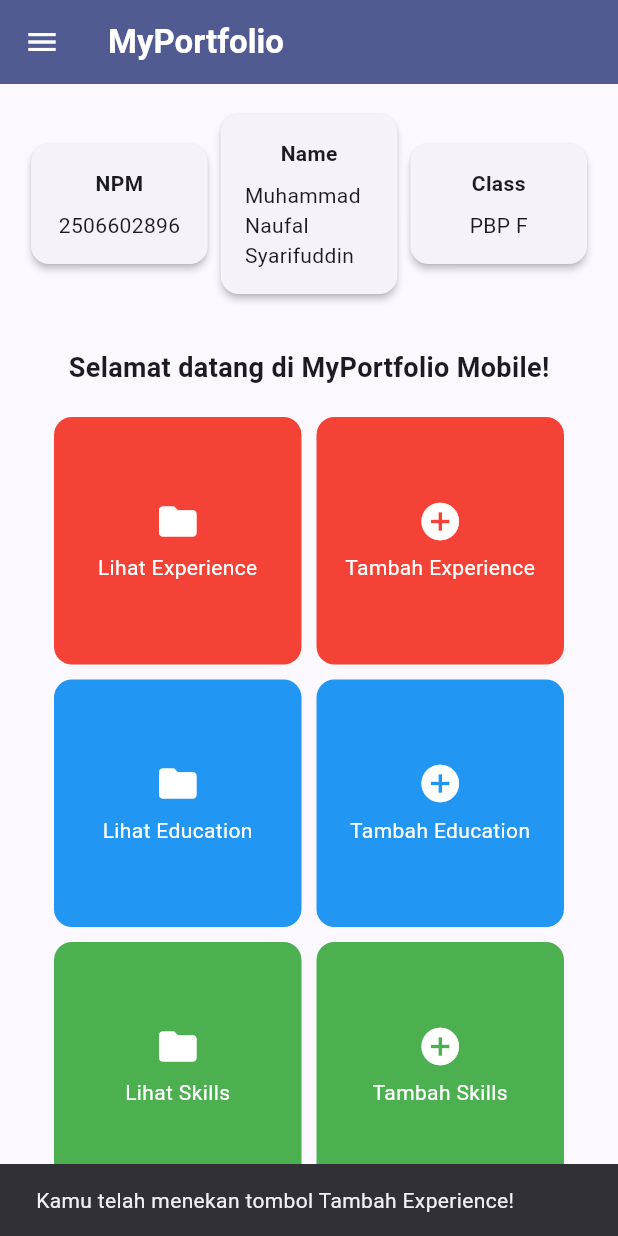
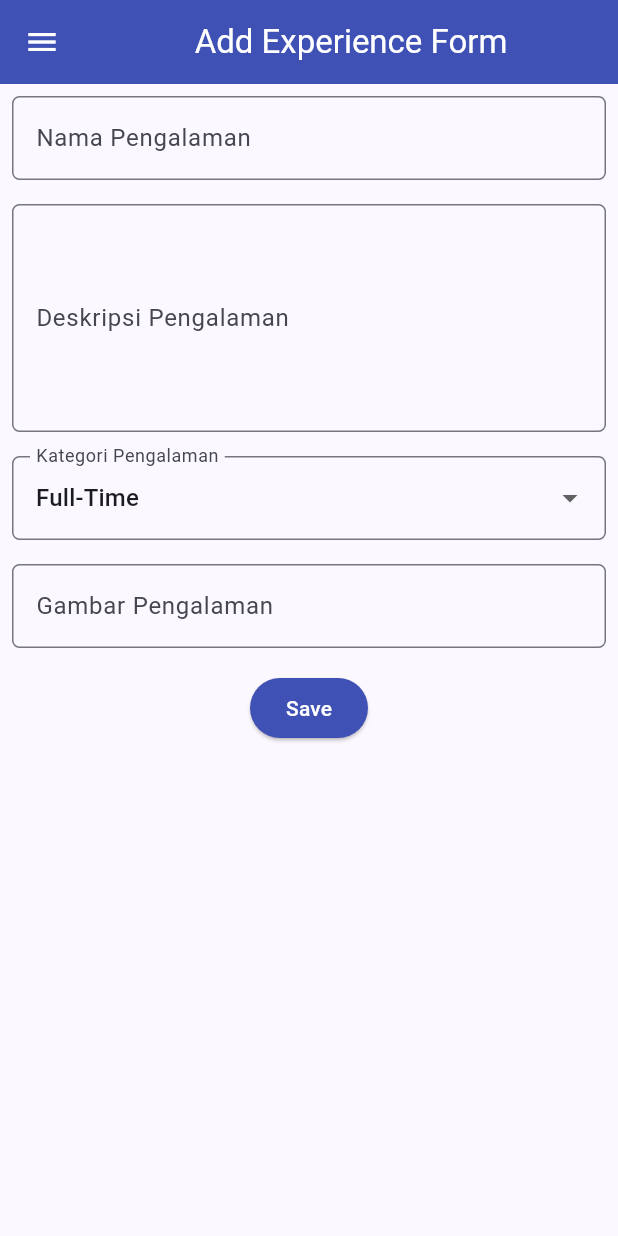
Before and after one commit to Roatsky/myportofolio_mobile, a Flutter app: the LeftDrawer widget shown alone on an empty page, opened directly, after a tap on "Home", after a tap on "Tambah Experience", on a phone screen of 412 x 824 dp. Run offline on Flutter 3.47's test engine with Material 3 defaults, Android fonts, the phone set to English and light mode, and no system bars; our stand-ins replace material_ui.

Commit message:
Tugas 08: Menambahkan form untuk experience, education, dan skills; menambahkan navigasi untuk ketiga form; dan bug fixes

```diff
--- /dev/null
+++ b/lib/screens/experience_form.dart
@@ -0,0 +1,196 @@
+import 'package:material_ui/material_ui.dart';
+import 'package:myportofolio_mobile/widgets/left_drawer.dart';
+// TODO: Impor drawer yang sudah dibuat sebelumnya
+
+class ExperienceFormPage extends StatefulWidget {
+  const ExperienceFormPage({super.key});
+
+  @override
+  State<ExperienceFormPage> createState() => _ExperienceFormPageState();
+}
+
+class _ExperienceFormPageState extends State<ExperienceFormPage> {
+  final _formKey = GlobalKey<FormState>();
+
+  String _experienceName = "";
+  String _description = "";
+  String _category = "Full-Time"; // default
+  String _thumbnailLink = "";
+
+  final List<String> _categories = [
+    'Internship',
+    'Research',
+    'Volunteer',
+    'Part-Time',
+    'Full-Time',
+    'Freelance',
+  ];
+  @override
+  Widget build(BuildContext context) {
+    return Scaffold(
+      appBar: AppBar(
+        title: const Center(
+          child: Text(
+            'Add Experience Form',
+          ),
+        ),
+        backgroundColor: Colors.indigo,
+        foregroundColor: Colors.white,
+      ),
+      // TODO: Tambahkan drawer yang sudah dibuat di sini
+      drawer: const LeftDrawer(),
+      body: Form(
+        key: _formKey,
+        child: SingleChildScrollView(
+          child: Column(
+            crossAxisAlignment: CrossAxisAlignment.start,
+            children: [
+              // === Experience Name ===
+              Padding(
+                padding: const EdgeInsets.all(8.0),
+                child: TextFormField(
+                  decoration: InputDecoration(
+                    hintText: "Nama Pengalaman",
+                    labelText: "Nama Pengalaman",
+                    border: OutlineInputBorder(
+                      borderRadius: BorderRadius.circular(5.0),
+                    ),
+                  ),
+                  onChanged: (String? value) {
+                    setState(() {
+                      _experienceName = value!;
+                    });
+                  },
+                  validator: (String? value) {
+                    if (value == null || value.trim().isEmpty) {
+                      return "Nama pengalaman tidak boleh kosong!";
+                    }
+                    return null;
+                  },
+                ),
+              ),
+               // === Description ===
+              Padding(
+                padding: const EdgeInsets.all(8.0),
+                child: TextFormField(
+                  maxLines: 5,
+                  decoration: InputDecoration(
+                    hintText: "Deskripsi Pengalaman",
+                    labelText: "Deskripsi Pengalaman",
+                    border: OutlineInputBorder(
+                      borderRadius: BorderRadius.circular(5.0),
+                    ),
+                  ),
+                  onChanged: (String? value) {
+                    setState(() {
+                      _description = value!;
+                    });
+                  },
+                  validator: (String? value) {
+                    if (value == null || value.trim().isEmpty) {
+                      return "Deskripsi pengalaman tidak boleh kosong!";
+                    }
+                    return null;
+                  },
+                ),
+              ),
+
+              // === Category ===
+              Padding(
+                padding: const EdgeInsets.all(8.0),
+                child: DropdownButtonFormField<String>(
+                  decoration: InputDecoration(
+                    labelText: "Kategori Pengalaman",
+                    border: OutlineInputBorder(
+                      borderRadius: BorderRadius.circular(5.0),
+                    ),
+                  ),
+                  initialValue: _category,
+                  items: _categories
+                      .map((category) => DropdownMenuItem(
+                            value: category,
+                            child: Text(category),
+                          ))
+                      .toList(),
+                  onChanged: (String? newValue) {
+                    setState(() {
+                      _category = newValue!;
+                    });
+                  },
+                ),
+              ),
+              // === Thumbnail Link ===
+              Padding(
+                padding: const EdgeInsets.all(8.0),
+                child: TextFormField(
+                  decoration: InputDecoration(
+                    hintText: "URL GDrive Thumbnail ",
+                    labelText: "Gambar Pengalaman",
+                    border: OutlineInputBorder(
+                      borderRadius: BorderRadius.circular(5.0),
+                    ),
+                  ),
+                  onChanged: (String? value) {
+                    setState(() {
+                      _thumbnailLink = value!;
+                    });
+                  },
+                ),
+              ),
+
+              // === Tombol Simpan ===
+              Align(
+                alignment: Alignment.bottomCenter,
+                child: Padding(
+                  padding: const EdgeInsets.all(8.0),
+                  child: ElevatedButton(
+                    style: ButtonStyle(
+                      backgroundColor:
+                          WidgetStateProperty.all(Colors.indigo),
+                    ),
+                    onPressed: () {
+                      if (_formKey.currentState!.validate()) {
+                        showDialog(
+                          context: context,
+                          builder: (context) {
+                            return AlertDialog(
+                              title: const Text('Pengalaman berhasil ditambahkan!'),
+                              content: SingleChildScrollView(
+                                child: Column(
+                                  crossAxisAlignment: CrossAxisAlignment.start,
+                                  children: [
+                                    Text('Nama Pengalaman: $_experienceName'),
+                                    Text('Deskripsi: $_description'),
+                                    Text('Kategori: $_category'),
+                                    Text('Thumbnail: $_thumbnailLink'),
+                                  ],
+                                ),
+                              ),
+                              actions: [
+                                TextButton(
+                                  child: const Text('OK'),
+                                  onPressed: () {
+                                    Navigator.pop(context);
+                                    _formKey.currentState!.reset();
+                                  },
+                                ),
+                              ],
+                            );
+                          },
+                        );
+                      }
+                    },
+                    child: const Text(
+                      "Save",
+                      style: TextStyle(color: Colors.white),
+                    ),
+                  ),
+                ),
+              ),
+            ],
+          ),
+        ),
+      ),
+    );
+  }
+}
--- a/lib/screens/project_form.dart
+++ b/lib/screens/project_form.dart
@@ -1,4 +1,5 @@
 import 'package:material_ui/material_ui.dart';
+import 'package:myportofolio_mobile/widgets/left_drawer.dart';
 // TODO: Impor drawer yang sudah dibuat sebelumnya
 
 class ProjectFormPage extends StatefulWidget {
@@ -37,6 +38,7 @@ class _ProjectFormPageState extends State<ProjectFormPage> {
         foregroundColor: Colors.white,
       ),
       // TODO: Tambahkan drawer yang sudah dibuat di sini
+      drawer: const LeftDrawer(),
       body: Form(
         key: _formKey,
         child: SingleChildScrollView(
@@ -190,7 +192,6 @@ class _ProjectFormPageState extends State<ProjectFormPage> {
                                   onPressed: () {
                                     Navigator.pop(context);
                                     _formKey.currentState!.reset();
-                                    Navigator.pop(context);
                                   },
                                 ),
                               ],
--- a/lib/widgets/left_drawer.dart
+++ b/lib/widgets/left_drawer.dart
@@ -1,5 +1,9 @@
 import 'package:material_ui/material_ui.dart';
 import 'package:myportofolio_mobile/screens/menu.dart';
+import 'package:myportofolio_mobile/screens/project_form.dart';
+import 'package:myportofolio_mobile/screens/experience_form.dart';
+import 'package:myportofolio_mobile/screens/education_form.dart';
+import 'package:myportofolio_mobile/screens/skills_form.dart';
 
 class LeftDrawer extends StatelessWidget {
   const LeftDrawer({super.key});
@@ -51,11 +55,49 @@ class LeftDrawer extends StatelessWidget {
           ListTile(
             leading: const Icon(Icons.add_circle_outline),
             title: const Text('Add Project'),
-            // Navigasi ke halaman tambah proyek
             onTap: () {
-              /*
-              TODO: Buatlah routing ke halaman ProjectFormPage yang akan dibuat nanti.
-              */
+              Navigator.push(
+              context,
+              MaterialPageRoute(
+                builder: (context) => const ProjectFormPage(),
+              ),
+            );
+            },
+          ),
+          ListTile(
+            leading: const Icon(Icons.add_circle_outline),
+            title: const Text('Add Experience'),
+            onTap: () {
+              Navigator.push(
+              context,
+              MaterialPageRoute(
+                builder: (context) => const ExperienceFormPage(),
+              ),
+            );
+            },
+          ),
+          ListTile(
+            leading: const Icon(Icons.add_circle_outline),
+            title: const Text('Add Education'),
+            onTap: () {
+              Navigator.push(
+              context,
+              MaterialPageRoute(
+                builder: (context) => const EducationFormPage(),
+              ),
+            );
+            },
+          ),
+          ListTile(
+            leading: const Icon(Icons.add_circle_outline),
+            title: const Text('Add Skills'),
+            onTap: () {
+              Navigator.push(
+              context,
+              MaterialPageRoute(
+                builder: (context) => const SkillsFormPage(),
+              ),
+            );
             },
           ),
         ],
--- a/lib/widgets/project_card.dart
+++ b/lib/widgets/project_card.dart
@@ -1,6 +1,9 @@
 import 'package:material_ui/material_ui.dart';
 import 'package:myportofolio_mobile/screens/menu.dart';
 import 'package:myportofolio_mobile/screens/project_form.dart';
+import 'package:myportofolio_mobile/screens/experience_form.dart';
+import 'package:myportofolio_mobile/screens/education_form.dart';
+import 'package:myportofolio_mobile/screens/skills_form.dart';
 
 class ItemCard extends StatelessWidget {
   final ItemHomepage item;
@@ -16,15 +19,6 @@ class ItemCard extends StatelessWidget {
       child: InkWell(
         // Area responsif terhadap sentuhan
         onTap: () {
-          // Memunculkan SnackBar ketika diklik
-          ScaffoldMessenger.of(context)
-            ..hideCurrentSnackBar()
-            ..showSnackBar(
-              SnackBar(
-                content: Text("Kamu telah menekan tombol ${item.name}!"),
-              ),
-            );
-
           // Navigate ke halaman yang sesuai
           if (item.name == "Tambah Proyek") {
             Navigator.push(
@@ -33,6 +27,40 @@ class ItemCard extends StatelessWidget {
                 builder: (context) => const ProjectFormPage(),
               ),
             );
+          }
+          else if (item.name == "Tambah Experience") {
+            Navigator.push(
+              context,
+              MaterialPageRoute(
+                builder: (context) => const ExperienceFormPage(),
+              ),
+            );
+          }
+          else if (item.name == "Tambah Education") {
+            Navigator.push(
+              context,
+              MaterialPageRoute(
+                builder: (context) => const EducationFormPage(),
+              ),
+            );
+          }
+          else if (item.name == "Tambah Skills") {
+            Navigator.push(
+              context,
+              MaterialPageRoute(
+                builder: (context) => const SkillsFormPage(),
+              ),
+            );
+          }
+          else {
+            // Memunculkan SnackBar ketika diklik
+            ScaffoldMessenger.of(context)
+              ..hideCurrentSnackBar()
+              ..showSnackBar(
+                SnackBar(
+                  content: Text("Kamu telah menekan tombol ${item.name}!"),
+                ),
+              );
           }
         },
         child: Container(
```
Also changed, not shown: lib/screens/education_form.dart (added, +166 -0 lines), lib/screens/skills_form.dart (added, +172 -0 lines).
